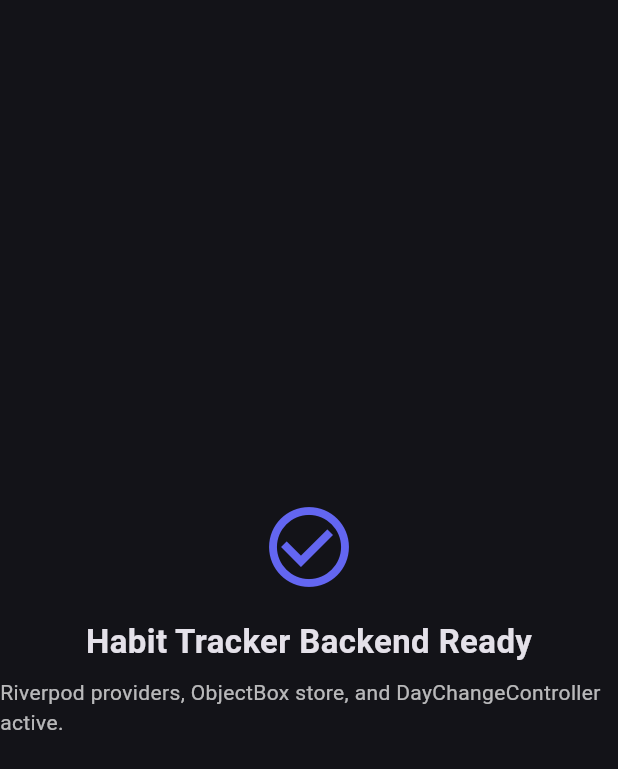
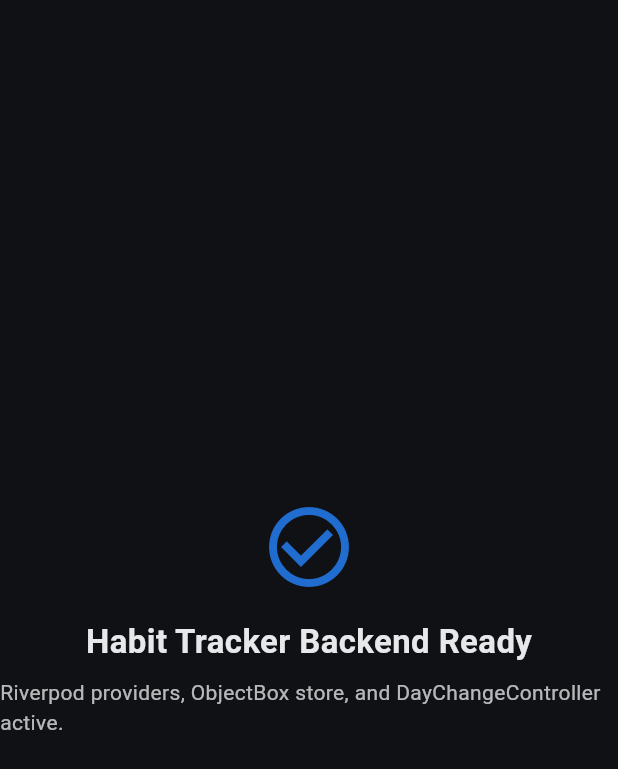
Before and after one commit to EishChandeal/Habit_Tracker, a Flutter app: the screen it shows after launch, on a phone screen of 412 x 824 dp. Shown: the top 769 px of the screen. Run offline on Flutter 3.47's test engine with Material 3 defaults, Android fonts, the phone set to English and light mode, and no system bars; our stand-ins replace flutter_riverpod, objectbox, riverpod_annotation; generated files the repository leaves out were written again; Roboto replaces fonts that are missing (Montserrat).

Commit message:
Ui init: Design Tokens & Dark Application Theme

```diff
--- a/lib/main.dart
+++ b/lib/main.dart
@@ -3,6 +3,8 @@ import 'package:flutter_riverpod/flutter_riverpod.dart';
 import 'package:path_provider/path_provider.dart';
 import 'package:habit_tracker/data/database/app_database.dart';
 import 'package:habit_tracker/application/providers/providers.dart';
+
+import 'package:habit_tracker/presentation/theme/app_theme.dart';
 
 void main() async {
   WidgetsFlutterBinding.ensureInitialized();
@@ -35,13 +37,7 @@ class HabitTrackerApp extends ConsumerWidget {
     return MaterialApp(
       title: 'Habit Tracker',
       debugShowCheckedModeBanner: false,
-      theme: ThemeData(
-        colorScheme: ColorScheme.fromSeed(
-          seedColor: const Color(0xFF6366F1),
-          brightness: Brightness.dark,
-        ),
-        useMaterial3: true,
-      ),
+      theme: AppTheme.darkTheme,
       home: const Scaffold(
         body: Center(
           child: Column(
@@ -50,7 +46,7 @@ class HabitTrackerApp extends ConsumerWidget {
               Icon(
                 Icons.check_circle_outline,
                 size: 64,
-                color: Color(0xFF6366F1),
+                color: AppColors.blue,
               ),
               SizedBox(height: 16),
               Text(
--- /dev/null
+++ b/lib/presentation/theme/app_theme.dart
@@ -0,0 +1,157 @@
+import 'package:flutter/material.dart';
+
+/// Design tokens extracted from DESIGN.md and PROJECT_BRIEF.md.
+class AppColors {
+  AppColors._();
+
+  // Core canvas and surfaces
+  static const Color background = Color(0xFF0F1115);
+  static const Color surface = Color(0xFF1C1F26);
+
+  // Action and state accents
+  static const Color blue = Color(0xFF216CCF);
+  static const Color orange = Color(0xFFFF7A45);
+  static const Color mutedGrey = Color(0xFFA4AFBE);
+
+  // Typography and control text
+  static const Color primaryText = Color(0xFFE7E8EA);
+  static const Color controlText = Color(0xFF0F1115);
+
+  // Semantic aliases matching design documentation
+  static const Color incomplete = mutedGrey;
+  static const Color accentBlue = blue;
+  static const Color accentOrange = orange;
+}
+
+/// Central application theme adhering to the dark palette specified in DESIGN.md.
+class AppTheme {
+  AppTheme._();
+
+  static const String fontPrimary = 'Montserrat';
+
+  static ThemeData get darkTheme {
+    const colorScheme = ColorScheme.dark(
+      primary: AppColors.blue,
+      onPrimary: AppColors.controlText,
+      secondary: AppColors.orange,
+      onSecondary: AppColors.controlText,
+      surface: AppColors.surface,
+      onSurface: AppColors.primaryText,
+      error: Color(0xFFCF6679),
+      onError: Color(0xFF000000),
+      outline: AppColors.mutedGrey,
+    );
+
+    final baseTextTheme = Typography.material2021(platform: TargetPlatform.android).white;
+    final textTheme = baseTextTheme.apply(
+      fontFamily: fontPrimary,
+      bodyColor: AppColors.primaryText,
+      displayColor: AppColors.primaryText,
+    ).copyWith(
+      bodyLarge: baseTextTheme.bodyLarge?.copyWith(
+        fontFamily: fontPrimary,
+        color: AppColors.primaryText,
+      ),
+      bodyMedium: baseTextTheme.bodyMedium?.copyWith(
+        fontFamily: fontPrimary,
+        color: AppColors.primaryText,
+      ),
+      bodySmall: baseTextTheme.bodySmall?.copyWith(
+        fontFamily: fontPrimary,
+        color: AppColors.mutedGrey,
+      ),
+      titleMedium: baseTextTheme.titleMedium?.copyWith(
+        fontFamily: fontPrimary,
+        color: AppColors.primaryText,
+        fontWeight: FontWeight.w600,
+      ),
+      titleLarge: baseTextTheme.titleLarge?.copyWith(
+        fontFamily: fontPrimary,
+        color: AppColors.primaryText,
+        fontWeight: FontWeight.bold,
+      ),
+    );
+
+    return ThemeData(
+      useMaterial3: true,
+      brightness: Brightness.dark,
+      fontFamily: fontPrimary,
+      scaffoldBackgroundColor: AppColors.background,
+      colorScheme: colorScheme,
+      textTheme: textTheme,
+      cardTheme: CardThemeData(
+        color: AppColors.surface,
+        elevation: 0,
+        shape: RoundedRectangleBorder(
+          borderRadius: BorderRadius.circular(16),
+        ),
+      ),
+      elevatedButtonTheme: ElevatedButtonThemeData(
+        style: ElevatedButton.styleFrom(
+          backgroundColor: AppColors.orange,
+          foregroundColor: AppColors.controlText,
+          textStyle: const TextStyle(
+            fontFamily: fontPrimary,
+            fontWeight: FontWeight.bold,
+          ),
+          shape: RoundedRectangleBorder(
+            borderRadius: BorderRadius.circular(12),
+          ),
+        ),
+      ),
+      filledButtonTheme: FilledButtonThemeData(
+        style: FilledButton.styleFrom(
+          backgroundColor: AppColors.blue,
+          foregroundColor: AppColors.controlText,
+          textStyle: const TextStyle(
+            fontFamily: fontPrimary,
+            fontWeight: FontWeight.bold,
+          ),
+          shape: RoundedRectangleBorder(
+            borderRadius: BorderRadius.circular(12),
+          ),
+        ),
+      ),
+      outlinedButtonTheme: OutlinedButtonThemeData(
+        style: OutlinedButton.styleFrom(
+          foregroundColor: AppColors.primaryText,
+          side: const BorderSide(color: AppColors.surface),
+          shape: RoundedRectangleBorder(
+            borderRadius: BorderRadius.circular(12),
+          ),
+        ),
+      ),
+      inputDecorationTheme: InputDecorationTheme(
+        filled: true,
+        fillColor: AppColors.surface,
+        hintStyle: const TextStyle(
+          color: AppColors.mutedGrey,
+          fontFamily: fontPrimary,
+        ),
+        labelStyle: const TextStyle(
+          color: AppColors.mutedGrey,
+          fontFamily: fontPrimary,
+        ),
+        border: OutlineInputBorder(
+          borderRadius: BorderRadius.circular(12),
+          borderSide: BorderSide.none,
+        ),
+        enabledBorder: OutlineInputBorder(
+          borderRadius: BorderRadius.circular(12),
+          borderSide: BorderSide.none,
+        ),
+        focusedBorder: OutlineInputBorder(
+          borderRadius: BorderRadius.circular(12),
+          borderSide: const BorderSide(color: AppColors.blue, width: 1.5),
+        ),
+      ),
+      iconTheme: const IconThemeData(
+        color: AppColors.primaryText,
+      ),
+      dividerTheme: const DividerThemeData(
+        color: AppColors.surface,
+        thickness: 1,
+      ),
+    );
+  }
+}
```
Also changed, not shown: 5 other files.
